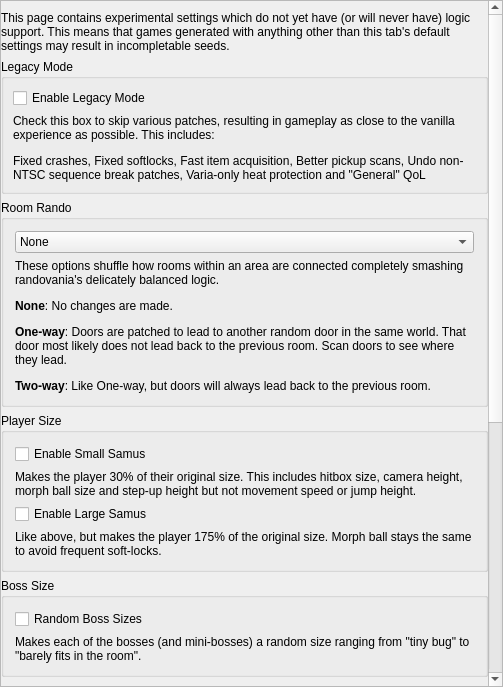
First picture: the form in randovania/games/prime1/gui/ui_files/preset_prime_chaos.ui, repository randovania/randovania, before the edit.
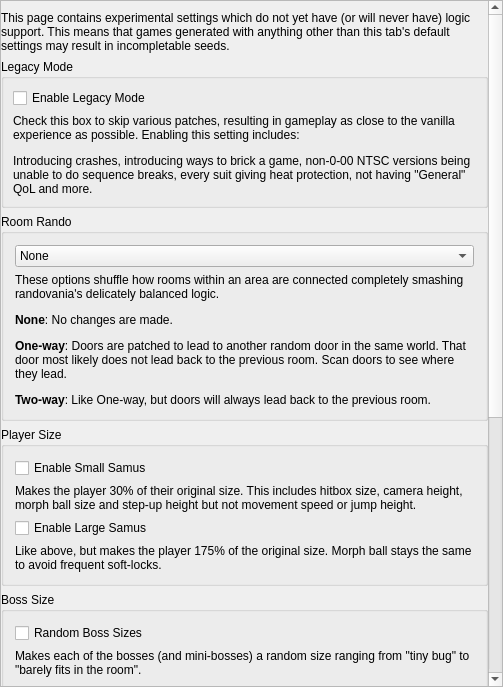
Second picture: the form after the edit. Custom widgets are drawn as their Qt base class.

Commit message: Prime: Change legacy mode description

What changed in the file:
```diff
--- a/randovania/games/prime1/gui/ui_files/preset_prime_chaos.ui
+++ b/randovania/games/prime1/gui/ui_files/preset_prime_chaos.ui
@@ -44,7 +44,7 @@
          <x>0</x>
          <y>0</y>
          <width>487</width>
-         <height>1190</height>
+         <height>1334</height>
         </rect>
        </property>
        <layout class="QVBoxLayout" name="scroll_layout">
@@ -117,7 +117,7 @@
            <item>
             <widget class="QLabel" name="legacy_mode_label">
              <property name="text">
-              <string>&lt;html&gt;&lt;head/&gt;&lt;body&gt;&lt;p&gt;Check this box to skip various patches, resulting in gameplay as close to the vanilla experience as possible. This includes:&lt;/p&gt;&lt;p&gt;Fixed crashes, Fixed softlocks, Fast item acquisition, Better pickup scans, Undo non-NTSC sequence break patches, Varia-only heat protection and &amp;quot;General&amp;quot; QoL&lt;/p&gt;&lt;/body&gt;&lt;/html&gt;</string>
+              <string>&lt;html&gt;&lt;head/&gt;&lt;body&gt;&lt;p&gt;Check this box to skip various patches, resulting in gameplay as close to the vanilla experience as possible. Enabling this setting includes:&lt;/p&gt;&lt;p&gt;Introducing crashes, introducing ways to brick a game, non-0-00 NTSC versions being unable to do sequence breaks, every suit giving heat protection, not having &amp;quot;General&amp;quot; QoL and more.&lt;/p&gt;&lt;/body&gt;&lt;/html&gt;</string>
              </property>
              <property name="wordWrap">
               <bool>true</bool>
```
Left out of the diff: 16 changed lines with no effect on the pictures. The commit also changes 2 other files.
